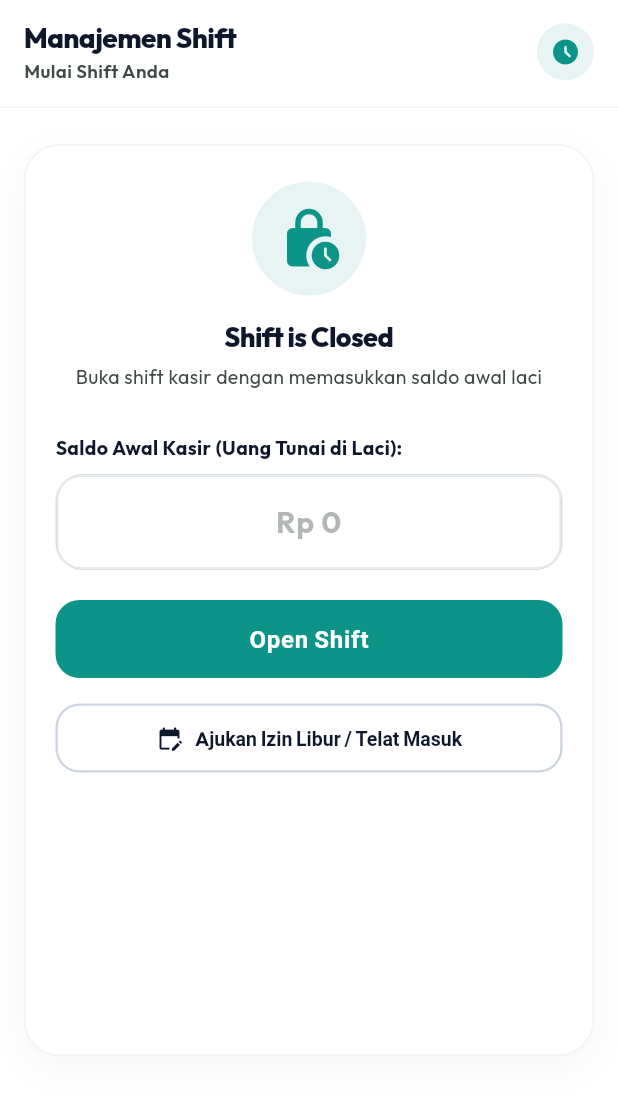
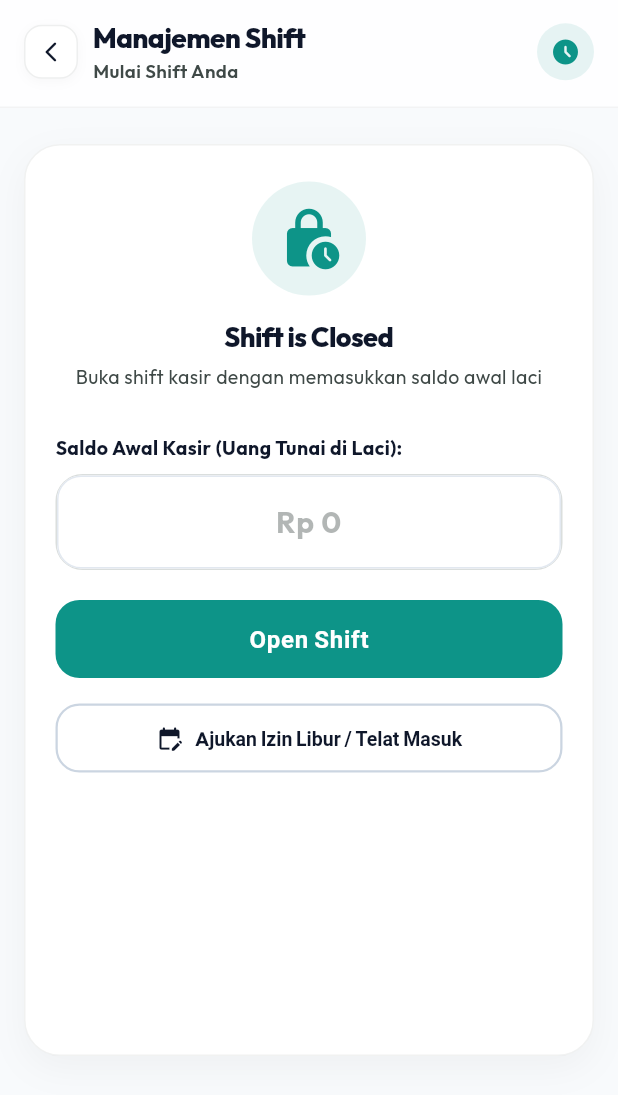
Before and after one commit to deniadamsf/zenvi-app, a Flutter app: the ShiftScreen screen opened by its route, on a phone screen of 412 x 824 dp. Shown: the top 1095 px of the screen. Run offline on Flutter 3.47's test engine with Material 3 defaults, Android fonts, the phone set to English and light mode, and no system bars; our stand-ins replace connectivity_plus, easy_localization, firebase_core, firebase_messaging, fl_chart, flutter_animate and 13 more; missing offline and left inert: blue_thermal_printer, esc_pos_utils_plus, google_mlkit_face_detection; accounts and stored records are empty; network calls fail.

Commit message:
fix(ui/routing): fix black screen background and route owner to shift log screen on shift notifications

```diff
--- a/frontend_pos/lib/main.dart
+++ b/frontend_pos/lib/main.dart
@@ -11,6 +11,7 @@ import 'screens/dashboard/employee_dashboard_screen.dart';
 import 'screens/notifications/notification_center_screen.dart';
 import 'screens/chat/chat_list_screen.dart';
 import 'screens/shift/shift_screen.dart';
+import 'screens/dashboard/shift_log_screen.dart';
 import 'screens/stock/stock_management_screen.dart';
 import 'screens/permission/owner_permission_management_screen.dart';
 import 'screens/reservation/reservation_list_screen.dart';
@@ -115,6 +116,7 @@ class ZenviApp extends StatelessWidget {
         '/notifications': (context) => const NotificationCenterScreen(),
         '/chat': (context) => const ChatListScreen(),
         '/shifts': (context) => const ShiftScreen(),
+        '/shift-logs': (context) => const ShiftLogScreen(),
         '/stock': (context) => const StockManagementScreen(),
         '/permissions': (context) => const OwnerPermissionManagementScreen(),
         '/reservations': (context) => const ReservationListScreen(),
--- a/frontend_pos/lib/screens/chat/chat_list_screen.dart
+++ b/frontend_pos/lib/screens/chat/chat_list_screen.dart
@@ -34,13 +34,14 @@ class _ChatListScreenState extends State<ChatListScreen> {
     final theme = Theme.of(context);
 
     return Scaffold(
-      backgroundColor: Colors.transparent, // Inherit dashboard background
+      backgroundColor: theme.scaffoldBackgroundColor,
       body: CustomScrollView(
         physics: const AlwaysScrollableScrollPhysics(parent: BouncingScrollPhysics()),
         slivers: [
           ZenviHeader.sliver(
             title: 'pesan_internal_14'.tr(context: context),
             subtitle: 'grup_karyawan_obrolan_pribadi_31'.tr(context: context),
+            showBackButton: Navigator.of(context).canPop(),
             actions: [
               Container(
                 width: 38,
--- a/frontend_pos/lib/screens/shift/shift_screen.dart
+++ b/frontend_pos/lib/screens/shift/shift_screen.dart
@@ -757,7 +757,7 @@ class _ShiftScreenState extends State<ShiftScreen> {
     }
 
     return Scaffold(
-      backgroundColor: Colors.transparent, // Let dashboard background show through
+      backgroundColor: theme.scaffoldBackgroundColor,
       extendBodyBehindAppBar: true,
       body: RefreshIndicator(
         onRefresh: _refreshShiftData,
@@ -765,7 +765,8 @@ class _ShiftScreenState extends State<ShiftScreen> {
           physics: const AlwaysScrollableScrollPhysics(parent: BouncingScrollPhysics()),
           slivers: [
             ZenviHeader.sliver(
-              title: 'Manajemen Shift',
+              title: 'manajemen_shift_title'.tr(context: context) == 'manajemen_shift_title' ? 'Manajemen Shift' : 'manajemen_shift_title'.tr(context: context),
+              showBackButton: Navigator.of(context).canPop(),
               subtitleWidget: Text(
                 isShiftOpen ? 'Sedang Bertugas' : 'Mulai Shift Anda',
                 style: TextStyle(
```
Also changed, not shown: frontend_pos/lib/screens/dashboard/owner_dashboard_screen.dart (+10 -1 lines), frontend_pos/lib/screens/notifications/notification_center_screen.dart (+23 -6 lines).
